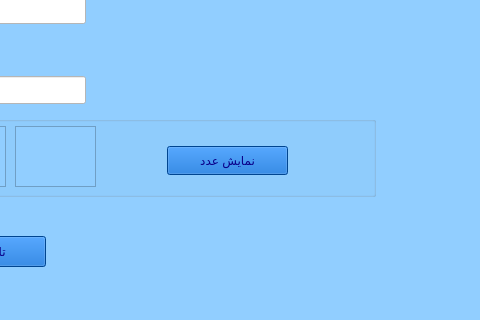
The window that signin.ui (mahan109910/linking_me) describes before a commit, drawn with Qt 5; both pictures show x 585 to 1065 and y 224 to 544 of the 1200 by 700 pixel window.
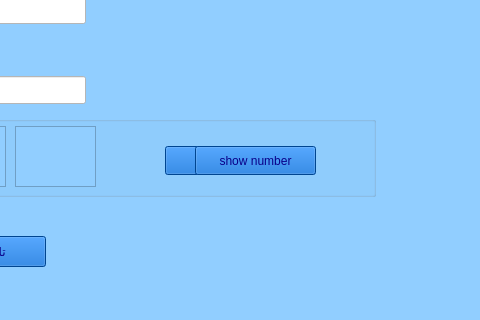
The same window after the commit. Icons and pictures are not drawn.

What changed in the file:
```diff
--- a/signin.ui
+++ b/signin.ui
@@ -291,7 +291,7 @@
     <widget class="QPushButton" name="pushButton_show_safe_sign">
      <property name="geometry">
       <rect>
-       <x>452</x>
+       <x>450</x>
        <y>30</y>
        <width>121</width>
        <height>29</height>
@@ -328,6 +328,26 @@
       <enum>QFrame::Raised</enum>
      </property>
     </widget>
+    <widget class="QPushButton" name="pushButton_show_safe_signin_2">
+     <property name="geometry">
+      <rect>
+       <x>480</x>
+       <y>30</y>
+       <width>121</width>
+       <height>29</height>
+      </rect>
+     </property>
+     <property name="styleSheet">
+      <string notr="true">color: rgb(9, 0, 137);
+font: 700 11pt &quot;Segoe UI&quot;;
+background-color: rgb(0, 96, 202);
+
+</string>
+     </property>
+     <property name="text">
+      <string>show number</string>
+     </property>
+    </widget>
    </widget>
    <zorder>frame_Poetry</zorder>
    <zorder>widget_p_sing</zorder>
```
Left out of the diff: 51 changed lines with no effect on the pictures.
